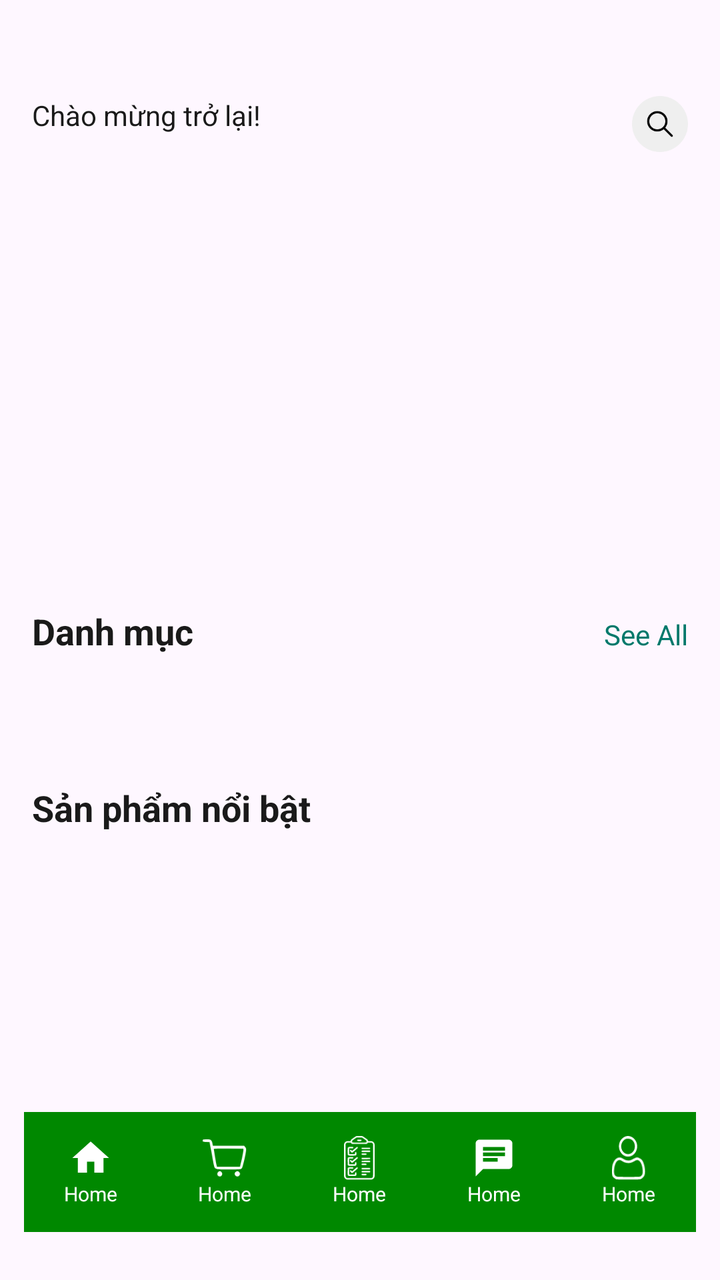
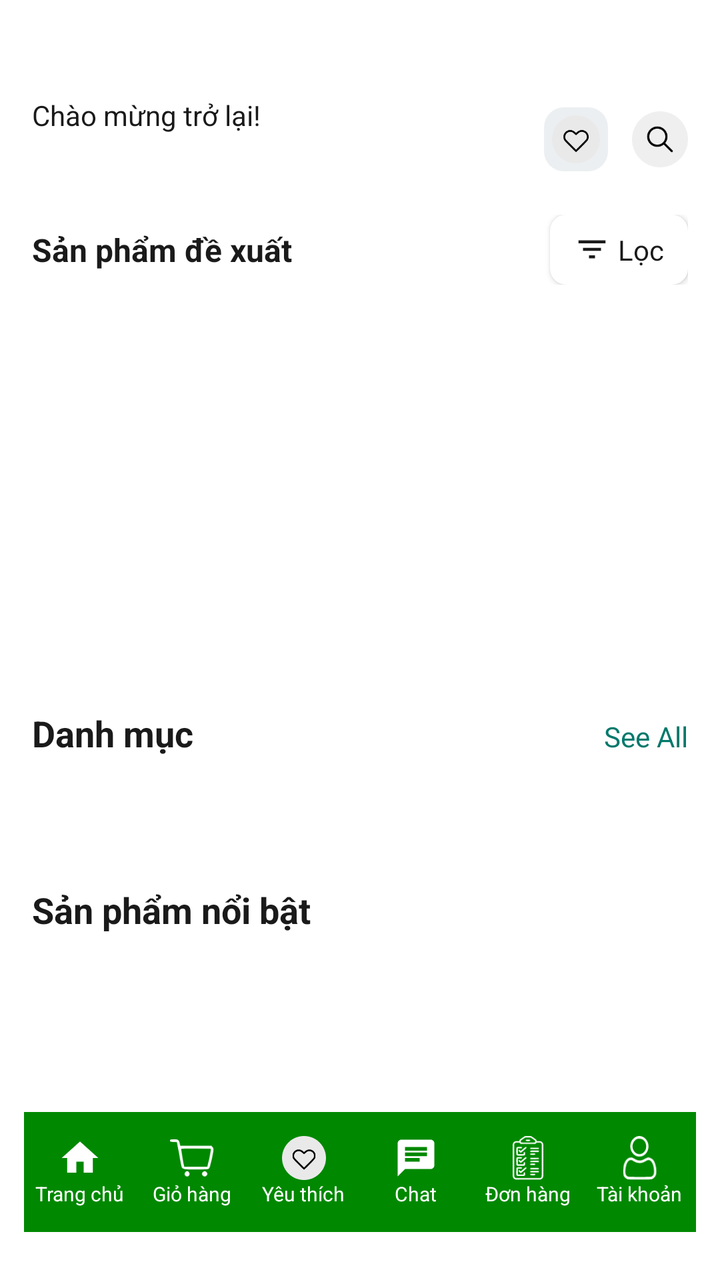

Before-and-after screenshots of an Android layout around one commit, followed by the original layout XML and the change that was made.
<!-- AndroidManifest.xml: application theme Theme.DEMO -->
<!-- res/layout/activity_main.xml -->
<?xml version="1.0" encoding="utf-8"?>
<androidx.constraintlayout.widget.ConstraintLayout xmlns:android="http://schemas.android.com/apk/res/android"
    xmlns:app="http://schemas.android.com/apk/res-auto"
    xmlns:tools="http://schemas.android.com/tools"
    android:id="@+id/main"
    android:layout_width="match_parent"
    android:layout_height="match_parent"
    tools:context=".Activity.MainActivity">

    
    <androidx.core.widget.NestedScrollView
        android:id="@+id/mainScroll"
        android:layout_width="match_parent"
        android:layout_height="0dp"
        app:layout_constraintTop_toTopOf="parent"
        app:layout_constraintBottom_toTopOf="@id/bottomNav"
        android:fillViewport="true">

        <LinearLayout
            android:layout_width="match_parent"
            android:layout_height="wrap_content"
            android:orientation="vertical"
            android:paddingBottom="100dp">

            
            <LinearLayout
                android:layout_width="match_parent"
                android:layout_height="wrap_content"
                android:orientation="horizontal"
                android:paddingHorizontal="16dp"
                android:layout_marginTop="48dp">

                <LinearLayout
                    android:layout_width="0dp"
                    android:layout_height="wrap_content"
                    android:layout_weight="1"
                    android:orientation="vertical">

                    <TextView
                        android:layout_width="wrap_content"
                        android:layout_height="wrap_content"
                        android:text="Chào mừng trở lại!"
                        android:textColor="@color/black" />

                    <TextView
                        android:id="@+id/nametitle"
                        android:layout_width="wrap_content"
                        android:layout_height="wrap_content"
                        android:textSize="18sp"
                        android:textStyle="bold"
                        android:textColor="#ff7f50" />
                </LinearLayout>

                <ImageView
                    android:id="@+id/btnSearch"
                    android:layout_width="28dp"
                    android:layout_height="28dp"
                    app:srcCompat="@drawable/search_icon" />

                <SearchView
                    android:id="@+id/searchView"
                    android:layout_width="0dp"
                    android:layout_height="wrap_content"
                    android:layout_weight="1"
                    android:visibility="gone"
                    app:iconifiedByDefault="false"
                    app:queryHint="Tìm kiếm sản phẩm..." />

                <Button
                    android:id="@+id/btnSearchSubmit"
                    android:layout_width="wrap_content"
                    android:layout_height="wrap_content"
                    android:text="Tìm"
                    android:visibility="gone" />
            </LinearLayout>

            
            <androidx.constraintlayout.widget.ConstraintLayout
                android:layout_width="match_parent"
                android:layout_height="180dp"
                android:layout_marginTop="16dp">

                <androidx.viewpager2.widget.ViewPager2
                    android:id="@+id/viewPager2"
                    android:layout_width="match_parent"
                    android:layout_height="160dp"
                    app:layout_constraintTop_toTopOf="parent"
                    app:layout_constraintStart_toStartOf="parent"
                    app:layout_constraintEnd_toEndOf="parent" />

                <ProgressBar
                    android:id="@+id/progressBarSlider"
                    android:layout_width="wrap_content"
                    android:layout_height="wrap_content"
                    app:layout_constraintTop_toTopOf="parent"
                    app:layout_constraintBottom_toBottomOf="parent"
                    app:layout_constraintStart_toStartOf="parent"
                    app:layout_constraintEnd_toEndOf="parent" />

                <com.tbuonomo.viewpagerdotsindicator.DotsIndicator
                    android:id="@+id/dotIncator"
                    android:layout_width="wrap_content"
                    android:layout_height="wrap_content"
                    android:layout_marginTop="8dp"
                    android:visibility="gone"
                    app:dotsSize="6dp"
                    app:dotsSpacing="2dp"
                    app:dotsWidthFactor="2.5"
                    app:dotsCornerRadius="8dp"
                    app:dotsColor="@color/lightGrey"
                    app:selectedDotColor="@color/green"
                    app:layout_constraintTop_toBottomOf="@id/viewPager2"
                    app:layout_constraintStart_toStartOf="parent"
                    app:layout_constraintEnd_toEndOf="parent" />
            </androidx.constraintlayout.widget.ConstraintLayout>

            
            <LinearLayout
                android:layout_width="match_parent"
                android:layout_height="wrap_content"
                android:orientation="horizontal"
                android:paddingHorizontal="16dp"
                android:layout_marginTop="16dp">

                <TextView
                    android:id="@+id/textView6"
                    android:layout_width="0dp"
                    android:layout_height="wrap_content"
                    android:layout_weight="1"
                    android:text="@string/danh_m_c"
                    android:textColor="@color/black"
                    android:textSize="18sp"
                    android:textStyle="bold" />

                <TextView
                    android:text="See All"
                    android:textColor="@color/green"
                    android:layout_width="wrap_content"
                    android:layout_height="wrap_content" />
            </LinearLayout>

            
            <androidx.constraintlayout.widget.ConstraintLayout
                android:layout_width="match_parent"
                android:layout_height="wrap_content">

                <androidx.recyclerview.widget.RecyclerView
                    android:id="@+id/viewCategory"
                    android:layout_width="match_parent"
                    android:layout_height="wrap_content"
                    android:paddingHorizontal="8dp"
                    app:layout_constraintTop_toTopOf="parent"
                    app:layout_constraintStart_toStartOf="parent"
                    app:layout_constraintEnd_toEndOf="parent" />

                <ProgressBar
                    android:id="@+id/progressBarCategory"
                    android:layout_width="wrap_content"
                    android:layout_height="wrap_content"
                    app:layout_constraintTop_toTopOf="parent"
                    app:layout_constraintBottom_toBottomOf="parent"
                    app:layout_constraintStart_toStartOf="parent"
                    app:layout_constraintEnd_toEndOf="parent" />
            </androidx.constraintlayout.widget.ConstraintLayout>

            
            <androidx.constraintlayout.widget.ConstraintLayout
                android:layout_width="match_parent"
                android:layout_height="wrap_content"
                android:layout_marginTop="16dp"
                android:paddingBottom="16dp">

                <TextView
                    android:id="@+id/recommendedTitle"
                    android:layout_width="wrap_content"
                    android:layout_height="wrap_content"
                    android:text="@string/recommendation"
                    android:textSize="18sp"
                    android:textStyle="bold"
                    android:textColor="@color/black"
                    app:layout_constraintTop_toTopOf="parent"
                    app:layout_constraintStart_toStartOf="parent"
                    android:layout_marginStart="16dp" />

                <androidx.recyclerview.widget.RecyclerView
                    android:id="@+id/viewRecommendation"
                    android:layout_width="0dp"
                    android:layout_height="wrap_content"
                    android:paddingHorizontal="8dp"
                    app:layoutManager="androidx.recyclerview.widget.GridLayoutManager"
                    app:spanCount="2"
                    app:layout_constraintTop_toBottomOf="@id/recommendedTitle"
                    app:layout_constraintStart_toStartOf="parent"
                    app:layout_constraintEnd_toEndOf="parent" />

                <TextView
                    android:id="@+id/emptyRecommended"
                    android:layout_width="wrap_content"
                    android:layout_height="wrap_content"
                    android:text="Đang tải sản phẩm..."
                    android:textColor="@color/gray"
                    android:visibility="gone"
                    app:layout_constraintTop_toTopOf="parent"
                    app:layout_constraintBottom_toBottomOf="parent"
                    app:layout_constraintStart_toStartOf="parent"
                    app:layout_constraintEnd_toEndOf="parent" />

                <ProgressBar
                    android:id="@+id/progressBarRecommend"
                    android:layout_width="wrap_content"
                    android:layout_height="wrap_content"
                    app:layout_constraintTop_toTopOf="parent"
                    app:layout_constraintBottom_toBottomOf="parent"
                    app:layout_constraintStart_toStartOf="parent"
                    app:layout_constraintEnd_toEndOf="parent" />
            </androidx.constraintlayout.widget.ConstraintLayout>
        </LinearLayout>
    </androidx.core.widget.NestedScrollView>

    
    <LinearLayout
        android:id="@+id/bottomNav"
        android:layout_width="match_parent"
        android:layout_height="60dp"
        app:layout_constraintBottom_toBottomOf="parent"
        android:layout_marginHorizontal="12dp"
        android:layout_marginBottom="24dp"
        android:background="#008800"
        android:orientation="horizontal"
        android:gravity="center">

        
        <LinearLayout
            android:layout_width="0dp"
            android:layout_height="match_parent"
            android:layout_weight="1"
            android:gravity="center"
            android:orientation="vertical">

            <ImageView
                android:layout_width="22dp"
                android:layout_height="22dp"
                app:srcCompat="@drawable/baseline_home_24" />

            <TextView
                android:layout_width="wrap_content"
                android:layout_height="wrap_content"
                android:text="@string/explorer"
                android:textColor="@color/white"
                android:textSize="10sp" />

        </LinearLayout>

        
        <LinearLayout
            android:id="@+id/cartBtn"
            android:layout_width="0dp"
            android:layout_height="match_parent"
            android:layout_weight="1"
            android:gravity="center"
            android:orientation="vertical">

            <ImageView
                android:layout_width="22dp"
                android:layout_height="22dp"
                app:srcCompat="@drawable/btn_2" />

            <TextView
                android:layout_width="wrap_content"
                android:layout_height="wrap_content"
                android:text="@string/explorer"
                android:textColor="@color/white"
                android:textSize="10sp" />

        </LinearLayout>

        
        <LinearLayout
            android:id="@+id/orderBtn"
            android:layout_width="0dp"
            android:layout_height="match_parent"
            android:layout_weight="1"
            android:gravity="center"
            android:orientation="vertical">

            <ImageView
                android:layout_width="22dp"
                android:layout_height="22dp"
                app:srcCompat="@drawable/btn_4" />

            <TextView
                android:layout_width="wrap_content"
                android:layout_height="wrap_content"
                android:text="@string/explorer"
                android:textColor="@color/white"
                android:textSize="10sp" />

        </LinearLayout>

        
        <LinearLayout
            android:id="@+id/chatBtn"
            android:layout_width="0dp"
            android:layout_height="match_parent"
            android:layout_weight="1"
            android:gravity="center"
            android:orientation="vertical">

            <ImageView
                android:layout_width="22dp"
                android:layout_height="22dp"
                app:srcCompat="@drawable/baseline_chat_24" />

            <TextView
                android:layout_width="wrap_content"
                android:layout_height="wrap_content"
                android:text="@string/explorer"
                android:textColor="@color/white"
                android:textSize="10sp" />

        </LinearLayout>

        
        <LinearLayout
            android:id="@+id/profileBtn"
            android:layout_width="0dp"
            android:layout_height="match_parent"
            android:layout_weight="1"
            android:gravity="center"
            android:orientation="vertical">

            <ImageView
                android:layout_width="22dp"
                android:layout_height="22dp"
                app:srcCompat="@drawable/btn_5" />

            <TextView
                android:layout_width="wrap_content"
                android:layout_height="wrap_content"
                android:text="@string/explorer"
                android:textColor="@color/white"
                android:textSize="10sp" />

        </LinearLayout>

    </LinearLayout>

</androidx.constraintlayout.widget.ConstraintLayout>
<!-- resources referenced by this layout -->
<resources>
  <color name="black">#FF1A1A1A</color>
  <color name="gray">#FF9E9E9E</color>
  <color name="green">#00796B</color>
  <color name="lightGrey">#ECEFF1</color>
  <color name="white">#FFFFFFFF</color>
  <!-- drawable baseline_chat_24 (drawable) -->
  <vector xmlns:android="http://schemas.android.com/apk/res/android" android:autoMirrored="true" android:height="27dp" android:tint="#FFFFFF" android:viewportHeight="24" android:viewportWidth="24" android:width="27dp">
        
      <path android:fillColor="@android:color/white" android:pathData="M20,2L4,2c-1.1,0 -1.99,0.9 -1.99,2L2,22l4,-4h14c1.1,0 2,-0.9 2,-2L22,4c0,-1.1 -0.9,-2 -2,-2zM6,9h12v2L6,11L6,9zM14,14L6,14v-2h8v2zM18,8L6,8L6,6h12v2z"/>
      
  </vector>
  <!-- drawable baseline_home_24 (drawable) -->
  <vector xmlns:android="http://schemas.android.com/apk/res/android" android:height="24dp" android:tint="#FFFFFF" android:viewportHeight="24" android:viewportWidth="24" android:width="24dp">
        
      <path android:fillColor="@android:color/white" android:pathData="M10,20v-6h4v6h5v-8h3L12,3 2,12h3v8z"/>
      
  </vector>
  <!-- drawable btn_2: png bitmap (drawable-hdpi, 704 bytes) -->
  <!-- drawable btn_4: png bitmap (drawable-hdpi, 863 bytes) -->
  <!-- drawable btn_5: png bitmap (drawable-hdpi, 763 bytes) -->
  <!-- drawable search_icon: png bitmap (drawable-hdpi, 1981 bytes) -->
  <string name="danh_m_c">Danh mục</string>
  <string name="explorer">Home</string>
  <string name="recommendation">Sản phẩm nổi bật</string>
  <style name="Theme.DEMO" parent="Base.Theme.DEMO" />
  <style name="Base.Theme.DEMO" parent="Theme.Material3.DayNight.NoActionBar">
          
          
  
           <item name="colorPrimaryVariant">@color/lavender</item>
  
      </style>
  <color name="lavender">#5C6BC0</color>
</resources>

<!-- the commit's change to res/layout/activity_main.xml (unified diff, before → after) -->
@@ -28,7 +28,8 @@
                 android:layout_height="wrap_content"
                 android:orientation="horizontal"
                 android:paddingHorizontal="16dp"
-                android:layout_marginTop="48dp">
+                android:layout_marginTop="48dp"
+                android:gravity="center_vertical">
 
                 <LinearLayout
                     android:layout_width="0dp"
@@ -51,6 +52,17 @@
                         android:textColor="#ff7f50" />
                 </LinearLayout>
 
+                
+                <ImageView
+                    android:id="@+id/wishlistBtn"
+                    android:layout_width="32dp"
+                    android:layout_height="32dp"
+                    android:layout_marginEnd="12dp"
+                    android:padding="4dp"
+                    android:background="@drawable/grey_bg"
+                    android:src="@drawable/fav_icon"
+                    android:contentDescription="Wishlist" />
+
                 <ImageView
                     android:id="@+id/btnSearch"
                     android:layout_width="28dp"
@@ -72,6 +84,64 @@
                     android:layout_height="wrap_content"
                     android:text="Tìm"
                     android:visibility="gone" />
+            </LinearLayout>
+
+            
+            <LinearLayout
+                android:id="@+id/filterBar"
+                android:layout_width="match_parent"
+                android:layout_height="wrap_content"
+                android:orientation="horizontal"
+                android:paddingHorizontal="16dp"
+                android:layout_marginTop="16dp"
+                android:gravity="center_vertical">
+
+                <TextView
+                    android:layout_width="wrap_content"
+                    android:layout_height="wrap_content"
+                    android:text="Sản phẩm đề xuất"
+                    android:textSize="16sp"
+                    android:textStyle="bold"
+                    android:textColor="@color/black" />
+
+                <View
+                    android:layout_width="0dp"
+                    android:layout_height="0dp"
+                    android:layout_weight="1" />
+
+                
+                <androidx.cardview.widget.CardView
+                    android:id="@+id/filterBtn"
+                    android:layout_width="wrap_content"
+                    android:layout_height="wrap_content"
+                    android:layout_marginStart="8dp"
+                    app:cardCornerRadius="8dp"
+                    app:cardElevation="2dp">
+
+                    <LinearLayout
+                        android:layout_width="wrap_content"
+                        android:layout_height="wrap_content"
+                        android:orientation="horizontal"
+                        android:paddingHorizontal="12dp"
+                        android:paddingVertical="8dp"
+                        android:gravity="center_vertical"
+                        android:clickable="true"
+                        android:focusable="true">
+
+                        <ImageView
+                            android:layout_width="18dp"
+                            android:layout_height="18dp"
+                            android:src="@drawable/baseline_filter_list_24" />
+
+                        <TextView
+                            android:layout_width="wrap_content"
+                            android:layout_height="wrap_content"
+                            android:text="Lọc"
+                            android:textSize="14sp"
+                            android:textColor="@color/black"
+                            android:layout_marginStart="4dp" />
+                    </LinearLayout>
+                </androidx.cardview.widget.CardView>
             </LinearLayout>
 
             
@@ -231,11 +301,14 @@
 
         
         <LinearLayout
-            android:layout_width="0dp"
-            android:layout_height="match_parent"
-            android:layout_weight="1"
-            android:gravity="center"
-            android:orientation="vertical">
+            android:id="@+id/homeBtn"
+            android:layout_width="0dp"
+            android:layout_height="match_parent"
+            android:layout_weight="1"
+            android:gravity="center"
+            android:orientation="vertical"
+            android:clickable="true"
+            android:focusable="true">
 
             <ImageView
                 android:layout_width="22dp"
@@ -245,10 +318,9 @@
             <TextView
                 android:layout_width="wrap_content"
                 android:layout_height="wrap_content"
-                android:text="@string/explorer"
-                android:textColor="@color/white"
-                android:textSize="10sp" />
-
+                android:text="Trang chủ"
+                android:textColor="@color/white"
+                android:textSize="10sp" />
         </LinearLayout>
 
         
@@ -258,7 +330,9 @@
             android:layout_height="match_parent"
             android:layout_weight="1"
             android:gravity="center"
-            android:orientation="vertical">
+            android:orientation="vertical"
+            android:clickable="true"
+            android:focusable="true">
 
             <ImageView
                 android:layout_width="22dp"
@@ -268,10 +342,57 @@
             <TextView
                 android:layout_width="wrap_content"
                 android:layout_height="wrap_content"
-                android:text="@string/explorer"
-                android:textColor="@color/white"
-                android:textSize="10sp" />
-
+                android:text="Giỏ hàng"
+                android:textColor="@color/white"
+                android:textSize="10sp" />
+        </LinearLayout>
+
+        
+        <LinearLayout
+            android:id="@+id/wishlistBottomBtn"
+            android:layout_width="0dp"
+            android:layout_height="match_parent"
+            android:layout_weight="1"
+            android:gravity="center"
+            android:orientation="vertical"
+            android:clickable="true"
+            android:focusable="true">
+
+            <ImageView
+                android:layout_width="22dp"
+                android:layout_height="22dp"
+                app:srcCompat="@drawable/fav_icon" />
+
+            <TextView
+                android:layout_width="wrap_content"
+                android:layout_height="wrap_content"
+                android:text="Yêu thích"
+                android:textColor="@color/white"
+                android:textSize="10sp" />
+        </LinearLayout>
+
+        
+        <LinearLayout
+            android:id="@+id/chatBtn"
+            android:layout_width="0dp"
+            android:layout_height="match_parent"
+            android:layout_weight="1"
+            android:gravity="center"
+            android:orientation="vertical"
+            android:clickable="true"
+            android:focusable="true">
+
+            <ImageView
+                android:layout_width="22dp"
+                android:layout_height="22dp"
+                app:srcCompat="@drawable/baseline_chat_24" />
+
+            <TextView
+                android:layout_width="wrap_content"
+                android:layout_height="wrap_content"
+                android:text="Chat"
+                android:textColor="@color/white"
+                android:textSize="10sp" />
         </LinearLayout>
 
         
@@ -281,7 +402,9 @@
             android:layout_height="match_parent"
             android:layout_weight="1"
             android:gravity="center"
-            android:orientation="vertical">
+            android:orientation="vertical"
+            android:clickable="true"
+            android:focusable="true">
 
             <ImageView
                 android:layout_width="22dp"
@@ -291,33 +414,9 @@
             <TextView
                 android:layout_width="wrap_content"
                 android:layout_height="wrap_content"
-                android:text="@string/explorer"
-                android:textColor="@color/white"
-                android:textSize="10sp" />
-
-        </LinearLayout>
-
-        
-        <LinearLayout
-            android:id="@+id/chatBtn"
-            android:layout_width="0dp"
-            android:layout_height="match_parent"
-            android:layout_weight="1"
-            android:gravity="center"
-            android:orientation="vertical">
-
-            <ImageView
-                android:layout_width="22dp"
-                android:layout_height="22dp"
-                app:srcCompat="@drawable/baseline_chat_24" />
-
-            <TextView
-                android:layout_width="wrap_content"
-                android:layout_height="wrap_content"
-                android:text="@string/explorer"
-                android:textColor="@color/white"
-                android:textSize="10sp" />
-
+                android:text="Đơn hàng"
+                android:textColor="@color/white"
+                android:textSize="10sp" />
         </LinearLayout>
 
         
@@ -327,7 +426,9 @@
             android:layout_height="match_parent"
             android:layout_weight="1"
             android:gravity="center"
-            android:orientation="vertical">
+            android:orientation="vertical"
+            android:clickable="true"
+            android:focusable="true">
 
             <ImageView
                 android:layout_width="22dp"
@@ -337,10 +438,9 @@
             <TextView
                 android:layout_width="wrap_content"
                 android:layout_height="wrap_content"
-                android:text="@string/explorer"
-                android:textColor="@color/white"
-                android:textSize="10sp" />
-
+                android:text="Tài khoản"
+                android:textColor="@color/white"
+                android:textSize="10sp" />
         </LinearLayout>
 
     </LinearLayout>
<!-- resource entries referenced after the edit -->
@@ -11,6 +11,17 @@
       <path android:fillColor="@android:color/white" android:pathData="M20,2L4,2c-1.1,0 -1.99,0.9 -1.99,2L2,22l4,-4h14c1.1,0 2,-0.9 2,-2L22,4c0,-1.1 -0.9,-2 -2,-2zM6,9h12v2L6,11L6,9zM14,14L6,14v-2h8v2zM18,8L6,8L6,6h12v2z"/>
       
   </vector>
+  <!-- drawable baseline_filter_list_24 (drawable) -->
+  <?xml version="1.0" encoding="utf-8"?>
+  <vector xmlns:android="http://schemas.android.com/apk/res/android"
+      android:width="24dp"
+      android:height="24dp"
+      android:viewportWidth="24"
+      android:viewportHeight="24">
+      <path
+          android:fillColor="@color/black"
+          android:pathData="M10,18h4v-2h-4v2zM3,6v2h18V6H3zM6,13h12v-2H6v2z"/>
+  </vector>
   <!-- drawable baseline_home_24 (drawable) -->
   <vector xmlns:android="http://schemas.android.com/apk/res/android" android:height="24dp" android:tint="#FFFFFF" android:viewportHeight="24" android:viewportWidth="24" android:width="24dp">
         
@@ -20,18 +31,36 @@
   <!-- drawable btn_2: png bitmap (drawable-hdpi, 704 bytes) -->
   <!-- drawable btn_4: png bitmap (drawable-hdpi, 863 bytes) -->
   <!-- drawable btn_5: png bitmap (drawable-hdpi, 763 bytes) -->
+  <!-- drawable fav_icon: png bitmap (drawable-hdpi, 2056 bytes) -->
+  <!-- drawable grey_bg (drawable) -->
+  <?xml version="1.0" encoding="utf-8"?>
+  <selector xmlns:android="http://schemas.android.com/apk/res/android">
+      <item>
+          <shape android:shape="rectangle">
+              <corners android:radius="10dp"/>
+              <solid android:color="@color/lightGrey"/>
+          </shape>
+      </item>
+  </selector>
   <!-- drawable search_icon: png bitmap (drawable-hdpi, 1981 bytes) -->
   <string name="danh_m_c">Danh mục</string>
-  <string name="explorer">Home</string>
   <string name="recommendation">Sản phẩm nổi bật</string>
-  <style name="Theme.DEMO" parent="Base.Theme.DEMO" />
-  <style name="Base.Theme.DEMO" parent="Theme.Material3.DayNight.NoActionBar">
+  <style name="Theme.DEMO" parent="Theme.MaterialComponents.DayNight.NoActionBar">
           
+          <item name="colorPrimary">@color/purple_500</item>
+          <item name="colorPrimaryVariant">@color/purple_700</item>
+          <item name="colorOnPrimary">@color/white</item>
           
-  
-           <item name="colorPrimaryVariant">@color/lavender</item>
-  
+          <item name="colorSecondary">@color/teal_200</item>
+          <item name="colorSecondaryVariant">@color/teal_700</item>
+          <item name="colorOnSecondary">@color/black</item>
+          
+          <item name="android:statusBarColor" tools:targetApi="l">?attr/colorPrimaryVariant</item>
+          
       </style>
-  <color name="lavender">#5C6BC0</color>
+  <color name="purple_500">#FF6200EE</color>
+  <color name="purple_700">#FF3700B3</color>
+  <color name="teal_200">#FF03DAC5</color>
+  <color name="teal_700">#FF018786</color>
 </resources>
 
